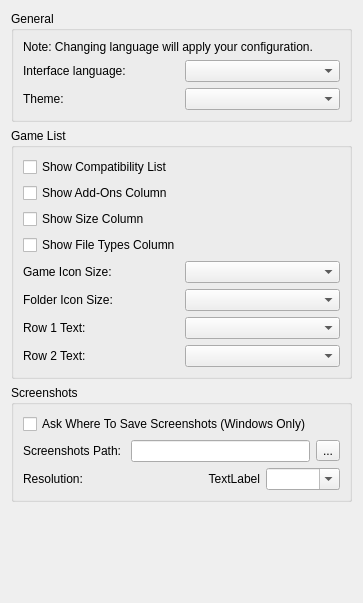
Old version of the form src/yuzu/configuration/configure_ui.ui in the repository QuantumGhost/yuzu.
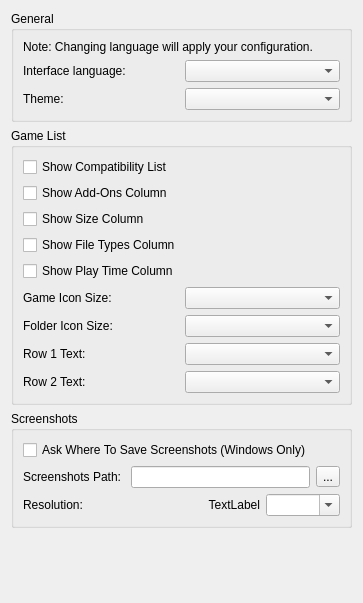
New version of the form.

Patch:
```diff
--- a/src/yuzu/configuration/configure_ui.ui
+++ b/src/yuzu/configuration/configure_ui.ui
@@ -104,6 +104,13 @@
           </property>
          </widget>
         </item>
+        <item>
+         <widget class="QCheckBox" name="show_play_time">
+          <property name="text">
+           <string>Show Play Time Column</string>
+          </property>
+         </widget>
+        </item>
         <item>
          <layout class="QHBoxLayout" name="game_icon_size_qhbox_layout_2">
           <item>
```
